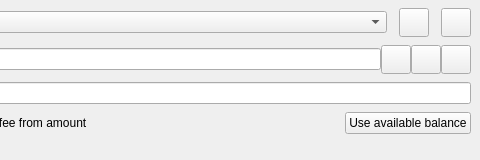
The window that src/qt/forms/sendcoinsentry.ui (qitcoin2021/qitcoin) describes before a commit, drawn with Qt 5; both pictures show x 249 to 729 and y 0 to 160 of the 729 by 160 pixel window.
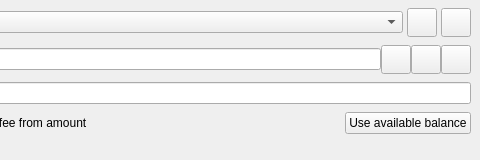
The same window after the commit. Icons and pictures are not drawn. Custom widgets are drawn as their Qt base class.

Diff of the .ui file:
```diff
--- a/src/qt/forms/sendcoinsentry.ui
+++ b/src/qt/forms/sendcoinsentry.ui
@@ -49,7 +49,7 @@
     <item row="0" column="1">
       <layout class="QHBoxLayout" name="stakingPoolToLayout">
         <property name="spacing">
-          <number>12</number>
+          <number>4</number>
         </property>
         <item>
           <widget class="QComboBox" name="stakingPoolSelector" />
```
